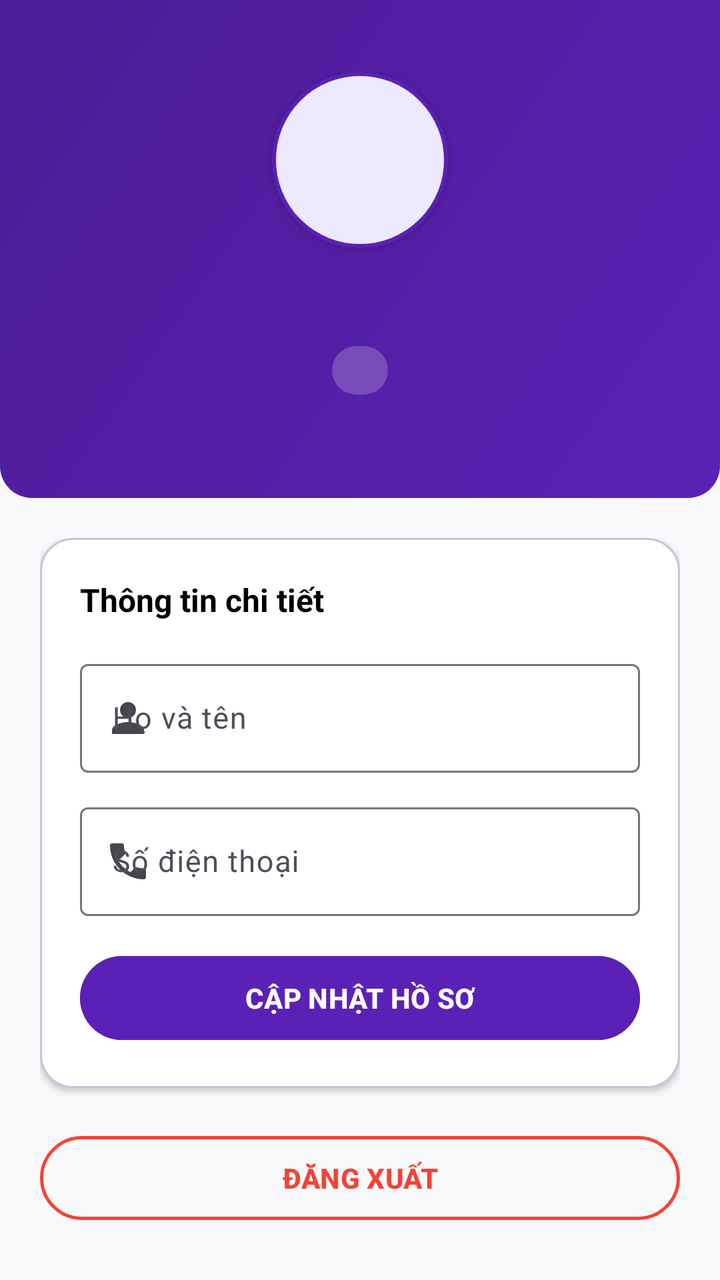
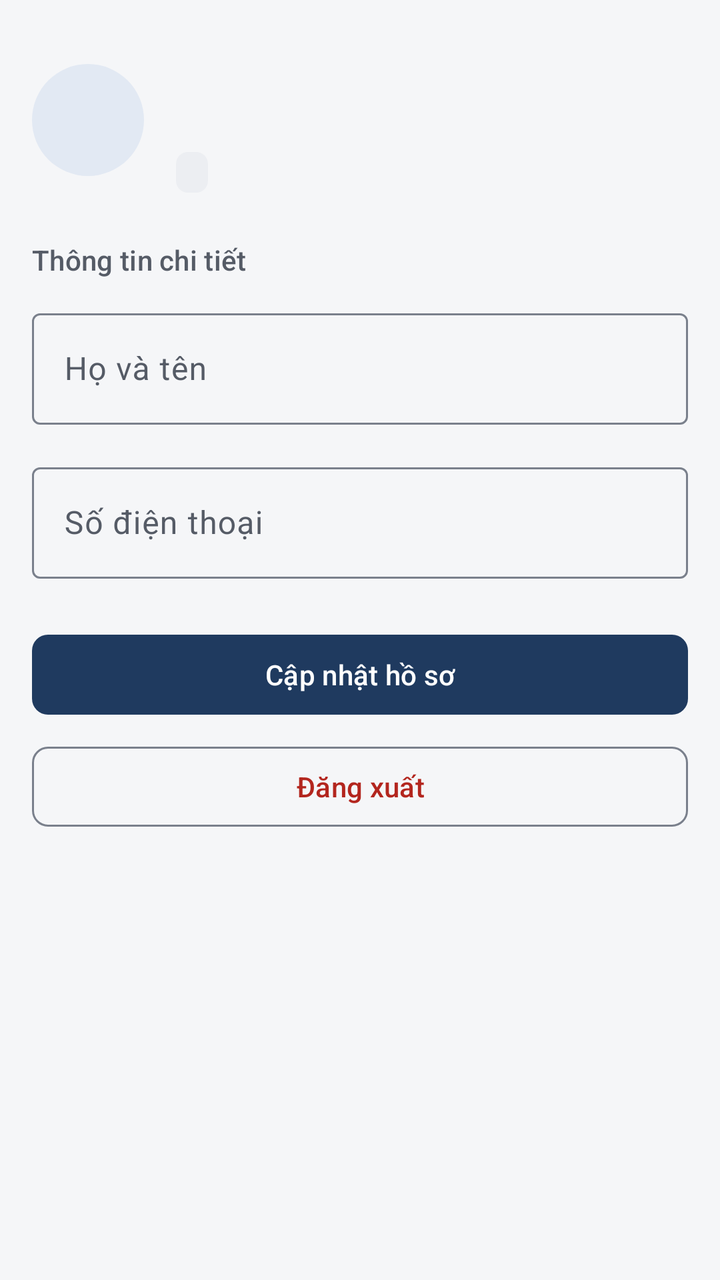

Two renders of the same Android screen: before a commit and after it. Below are the layout's source before the change and the commit's diff.
<!-- AndroidManifest.xml: application theme Theme.Kstudy -->
<!-- res/layout/fragment_profile.xml -->
<?xml version="1.0" encoding="utf-8"?>
<ScrollView xmlns:android="http://schemas.android.com/apk/res/android"
    xmlns:app="http://schemas.android.com/apk/res-auto"
    android:layout_width="match_parent"
    android:layout_height="match_parent"
    android:background="@color/background"
    android:fillViewport="true">

    <LinearLayout
        android:layout_width="match_parent"
        android:layout_height="wrap_content"
        android:orientation="vertical">

        
        <LinearLayout
            android:layout_width="match_parent"
            android:layout_height="wrap_content"
            android:background="@drawable/bg_gradient_blue"
            android:gravity="center_horizontal"
            android:orientation="vertical"
            android:paddingTop="36dp"
            android:paddingBottom="28dp">

            <TextView
                android:id="@+id/tvProfileInitials"
                android:layout_width="88dp"
                android:layout_height="88dp"
                android:background="@drawable/bg_circle_avatar"
                android:elevation="4dp"
                android:gravity="center"
                android:textColor="@color/on_primary_container"
                android:textSize="32sp"
                android:textStyle="bold" />

            <TextView
                android:id="@+id/tvProfileFullName"
                android:layout_width="wrap_content"
                android:layout_height="wrap_content"
                android:layout_marginTop="14dp"
                android:textColor="@color/white"
                android:textSize="20sp"
                android:textStyle="bold" />

            <TextView
                android:id="@+id/tvProfileRole"
                android:layout_width="wrap_content"
                android:layout_height="wrap_content"
                android:layout_marginTop="8dp"
                android:background="@drawable/bg_chip_role"
                android:paddingHorizontal="14dp"
                android:paddingVertical="4dp"
                android:textColor="@color/white"
                android:textSize="12sp"
                android:textStyle="bold" />

            <TextView
                android:id="@+id/tvProfileUsername"
                android:layout_width="wrap_content"
                android:layout_height="wrap_content"
                android:layout_marginTop="6dp"
                android:textColor="@color/primary_container"
                android:textSize="13sp" />
        </LinearLayout>

        
        <LinearLayout
            android:layout_width="match_parent"
            android:layout_height="wrap_content"
            android:orientation="vertical"
            android:padding="20dp">

            <LinearLayout
                android:layout_width="match_parent"
                android:layout_height="wrap_content"
                android:background="@drawable/bg_card"
                android:orientation="vertical"
                android:padding="20dp"
                android:elevation="2dp">

                <TextView
                    android:layout_width="wrap_content"
                    android:layout_height="wrap_content"
                    android:layout_marginBottom="16dp"
                    android:text="Thông tin chi tiết"
                    android:textColor="@color/black"
                    android:textSize="16sp"
                    android:textStyle="bold" />

                
                <com.google.android.material.textfield.TextInputLayout
                    android:layout_width="match_parent"
                    android:layout_height="wrap_content"
                    android:layout_marginBottom="12dp"
                    android:hint="Họ và tên"
                    android:textColorHint="#4A4F5A"
                    app:startIconDrawable="@drawable/ic_profile"
                    style="@style/Widget.Material3.TextInputLayout.OutlinedBox">

                    <com.google.android.material.textfield.TextInputEditText
                        android:id="@+id/etProfileName"
                        android:layout_width="match_parent"
                        android:layout_height="wrap_content"
                        android:inputType="textPersonName"
                        android:singleLine="true"
                        android:textColor="@color/black"
                        android:textSize="15sp" />
                </com.google.android.material.textfield.TextInputLayout>

                
                <com.google.android.material.textfield.TextInputLayout
                    android:layout_width="match_parent"
                    android:layout_height="wrap_content"
                    android:layout_marginBottom="16dp"
                    android:hint="Số điện thoại"
                    android:textColorHint="#4A4F5A"
                    app:startIconDrawable="@drawable/ic_phone"
                    style="@style/Widget.Material3.TextInputLayout.OutlinedBox">

                    <com.google.android.material.textfield.TextInputEditText
                        android:id="@+id/etProfilePhone"
                        android:layout_width="match_parent"
                        android:layout_height="wrap_content"
                        android:inputType="phone"
                        android:singleLine="true"
                        android:textColor="@color/black"
                        android:textSize="15sp" />
                </com.google.android.material.textfield.TextInputLayout>

                
                <Button
                    android:id="@+id/btnUpdateProfile"
                    style="@style/Widget.Material3.Button"
                    android:layout_width="match_parent"
                    android:layout_height="50dp"
                    android:backgroundTint="@color/primary"
                    android:text="CẬP NHẬT HỒ SƠ"
                    android:textColor="@color/white"
                    android:textStyle="bold" />
            </LinearLayout>

            
            <Button
                android:id="@+id/btnLogout"
                style="@style/Widget.Material3.Button.OutlinedButton"
                android:layout_width="match_parent"
                android:layout_height="50dp"
                android:layout_marginTop="20dp"
                app:strokeColor="@color/absent"
                app:strokeWidth="1.5dp"
                android:text="ĐĂNG XUẤT"
                android:textColor="@color/absent"
                android:textStyle="bold" />
        </LinearLayout>
    </LinearLayout>
</ScrollView>
<!-- resources referenced by this layout -->
<resources>
  <color name="absent">#F44336</color>
  <color name="background">#F8F9FB</color>
  <color name="black">#FF000000</color>
  <color name="on_primary_container">#2E1065</color>
  <color name="primary">#5B21B6</color>
  <color name="primary_container">#EDE9FE</color>
  <color name="white">#FFFFFFFF</color>
  <!-- drawable bg_card (drawable) -->
  <?xml version="1.0" encoding="utf-8"?>
  <shape xmlns:android="http://schemas.android.com/apk/res/android"
      android:shape="rectangle">
      <solid android:color="@color/surface" />
      <corners android:radius="16dp" />
      <stroke
          android:width="1dp"
          android:color="@color/outline_variant" />
  </shape>
  <!-- drawable bg_chip_role (drawable) -->
  <?xml version="1.0" encoding="utf-8"?>
  <shape xmlns:android="http://schemas.android.com/apk/res/android"
      android:shape="rectangle">
      <solid android:color="#33FFFFFF" />
      <corners android:radius="999dp" />
  </shape>
  <!-- drawable bg_circle_avatar (drawable) -->
  <?xml version="1.0" encoding="utf-8"?>
  <shape xmlns:android="http://schemas.android.com/apk/res/android"
      android:shape="oval">
      <solid android:color="@color/primary_container" />
      <stroke
          android:width="2dp"
          android:color="@color/primary" />
  </shape>
  <!-- drawable bg_gradient_blue (drawable) -->
  <?xml version="1.0" encoding="utf-8"?>
  <shape xmlns:android="http://schemas.android.com/apk/res/android"
      android:shape="rectangle">
      <gradient
          android:angle="135"
          android:endColor="@color/primary_dark"
          android:startColor="@color/primary" />
      <corners
          android:bottomLeftRadius="16dp"
          android:bottomRightRadius="16dp" />
  </shape>
  <!-- drawable ic_phone (drawable) -->
  <vector xmlns:android="http://schemas.android.com/apk/res/android"
      android:width="24dp"
      android:height="24dp"
      android:viewportWidth="24"
      android:viewportHeight="24">
      <path
          android:fillColor="#FF000000"
          android:pathData="M6.62,10.79c1.44,2.83 3.76,5.14 6.59,6.59l2.2,-2.2c0.27,-0.27 0.67,-0.36 1.02,-0.24 1.12,0.37 2.33,0.57 3.57,0.57 0.55,0 1,0.45 1,1V20c0,0.55 -0.45,1 -1,1 -9.39,0 -17,-7.61 -17,-17 0,-0.55 0.45,-1 1,-1H9c0.55,0 1,0.45 1,1 0,1.25 0.2,2.45 0.57,3.57 0.11,0.35 0.03,0.75 -0.25,1.02l-2.2,2.2z"/>
  </vector>
  <!-- drawable ic_profile (drawable) -->
  <vector xmlns:android="http://schemas.android.com/apk/res/android"
      android:width="24dp"
      android:height="24dp"
      android:viewportWidth="24"
      android:viewportHeight="24">
      <path
          android:fillColor="#FF000000"
          android:pathData="M12,12c2.21,0 4,-1.79 4,-4s-1.79,-4 -4,-4 -4,1.79 -4,4 1.79,4 4,4zM12,14c-2.67,0 -8,1.34 -8,4v2h16v-2c0,-2.66 -5.33,-4 -8,-4z"/>
  </vector>
  <color name="outline_variant">#C3C6D6</color>
  <color name="primary_dark">#4C1D95</color>
  <style name="Base.Theme.Kstudy" parent="Theme.Material3.Light.NoActionBar">
          
          <item name="colorPrimary">@color/primary</item>
          <item name="colorOnPrimary">@color/white</item>
      </style>
  <!-- unchanged entries left out for length: 2 -->
</resources>

<!-- the commit's change to res/layout/fragment_profile.xml (unified diff, before → after) -->
@@ -1,155 +1,109 @@
 <?xml version="1.0" encoding="utf-8"?>
 <ScrollView xmlns:android="http://schemas.android.com/apk/res/android"
-    xmlns:app="http://schemas.android.com/apk/res-auto"
     android:layout_width="match_parent"
     android:layout_height="match_parent"
-    android:background="@color/background"
+    android:background="?android:attr/colorBackground"
     android:fillViewport="true">
 
     <LinearLayout
         android:layout_width="match_parent"
         android:layout_height="wrap_content"
-        android:orientation="vertical">
+        android:orientation="vertical"
+        android:paddingHorizontal="@dimen/screen_padding"
+        android:paddingTop="24dp"
+        android:paddingBottom="24dp">
 
         
         <LinearLayout
             android:layout_width="match_parent"
             android:layout_height="wrap_content"
-            android:background="@drawable/bg_gradient_blue"
-            android:gravity="center_horizontal"
-            android:orientation="vertical"
-            android:paddingTop="36dp"
-            android:paddingBottom="28dp">
+            android:gravity="center_vertical"
+            android:orientation="horizontal">
 
             <TextView
                 android:id="@+id/tvProfileInitials"
-                android:layout_width="88dp"
-                android:layout_height="88dp"
-                android:background="@drawable/bg_circle_avatar"
-                android:elevation="4dp"
-                android:gravity="center"
-                android:textColor="@color/on_primary_container"
-                android:textSize="32sp"
-                android:textStyle="bold" />
+                style="@style/Widget.Kstudy.Avatar"
+                android:layout_width="56dp"
+                android:layout_height="56dp"
+                android:textAppearance="@style/TextAppearance.Kstudy.ItemTitle"
+                android:textColor="?attr/colorOnPrimaryContainer" />
 
-            <TextView
-                android:id="@+id/tvProfileFullName"
-                android:layout_width="wrap_content"
+            <LinearLayout
+                android:layout_width="0dp"
                 android:layout_height="wrap_content"
-                android:layout_marginTop="14dp"
-                android:textColor="@color/white"
-                android:textSize="20sp"
-                android:textStyle="bold" />
+                android:layout_marginStart="16dp"
+                android:layout_weight="1"
+                android:orientation="vertical">
 
-            <TextView
-                android:id="@+id/tvProfileRole"
-                android:layout_width="wrap_content"
-                android:layout_height="wrap_content"
-                android:layout_marginTop="8dp"
-                android:background="@drawable/bg_chip_role"
-                android:paddingHorizontal="14dp"
-                android:paddingVertical="4dp"
-                android:textColor="@color/white"
-                android:textSize="12sp"
-                android:textStyle="bold" />
+                <TextView
+                    android:id="@+id/tvProfileFullName"
+                    android:layout_width="wrap_content"
+                    android:layout_height="wrap_content"
+                    android:textAppearance="@style/TextAppearance.Kstudy.Title" />
 
-            <TextView
-                android:id="@+id/tvProfileUsername"
-                android:layout_width="wrap_content"
-                android:layout_height="wrap_content"
-                android:layout_marginTop="6dp"
-                android:textColor="@color/primary_container"
-                android:textSize="13sp" />
+                <TextView
+                    android:id="@+id/tvProfileUsername"
+                    android:layout_width="wrap_content"
+                    android:layout_height="wrap_content"
+                    android:textAppearance="@style/TextAppearance.Kstudy.Body.Secondary" />
+
+                <TextView
+                    android:id="@+id/tvProfileRole"
+                    style="@style/Widget.Kstudy.StatusTag"
+                    android:layout_marginTop="6dp"
+                    android:textColor="?attr/colorOnSurfaceVariant" />
+            </LinearLayout>
         </LinearLayout>
 
-        
-        <LinearLayout
+        <TextView
+            style="@style/Widget.Kstudy.SectionHeader"
+            android:layout_marginBottom="12dp"
+            android:text="Thông tin chi tiết" />
+
+        <com.google.android.material.textfield.TextInputLayout
+            android:id="@+id/tilProfileName"
+            style="@style/Widget.Material3.TextInputLayout.OutlinedBox"
             android:layout_width="match_parent"
             android:layout_height="wrap_content"
-            android:orientation="vertical"
-            android:padding="20dp">
+            android:hint="Họ và tên">
 
-            <LinearLayout
+            <com.google.android.material.textfield.TextInputEditText
+                android:id="@+id/etProfileName"
                 android:layout_width="match_parent"
                 android:layout_height="wrap_content"
-                android:background="@drawable/bg_card"
-                android:orientation="vertical"
-                android:padding="20dp"
-                android:elevation="2dp">
+                android:inputType="textPersonName|textCapWords"
+                android:maxLines="1" />
+        </com.google.android.material.textfield.TextInputLayout>
 
-                <TextView
-                    android:layout_width="wrap_content"
-                    android:layout_height="wrap_content"
-                    android:layout_marginBottom="16dp"
-                    android:text="Thông tin chi tiết"
-                    android:textColor="@color/black"
-                    android:textSize="16sp"
-                    android:textStyle="bold" />
+        <com.google.android.material.textfield.TextInputLayout
+            style="@style/Widget.Material3.TextInputLayout.OutlinedBox"
+            android:layout_width="match_parent"
+            android:layout_height="wrap_content"
+            android:layout_marginTop="16dp"
+            android:hint="Số điện thoại">
 
-                
-                <com.google.android.material.textfield.TextInputLayout
-                    android:layout_width="match_parent"
-                    android:layout_height="wrap_content"
-                    android:layout_marginBottom="12dp"
-                    android:hint="Họ và tên"
-                    android:textColorHint="#4A4F5A"
-                    app:startIconDrawable="@drawable/ic_profile"
-                    style="@style/Widget.Material3.TextInputLayout.OutlinedBox">
+            <com.google.android.material.textfield.TextInputEditText
+                android:id="@+id/etProfilePhone"
+                android:layout_width="match_parent"
+                android:layout_height="wrap_content"
+                android:inputType="phone"
+                android:maxLines="1" />
+        </com.google.android.material.textfield.TextInputLayout>
 
-                    <com.google.android.material.textfield.TextInputEditText
-                        android:id="@+id/etProfileName"
-                        android:layout_width="match_parent"
-                        android:layout_height="wrap_content"
-                        android:inputType="textPersonName"
-                        android:singleLine="true"
-                        android:textColor="@color/black"
-                        android:textSize="15sp" />
-                </com.google.android.material.textfield.TextInputLayout>
+        <Button
+            android:id="@+id/btnUpdateProfile"
+            android:layout_width="match_parent"
+            android:layout_height="wrap_content"
+            android:layout_marginTop="24dp"
+            android:text="Cập nhật hồ sơ" />
 
-                
-                <com.google.android.material.textfield.TextInputLayout
-                    android:layout_width="match_parent"
-                    android:layout_height="wrap_content"
-                    android:layout_marginBottom="16dp"
-                    android:hint="Số điện thoại"
-                    android:textColorHint="#4A4F5A"
-                    app:startIconDrawable="@drawable/ic_phone"
-                    style="@style/Widget.Material3.TextInputLayout.OutlinedBox">
-
-                    <com.google.android.material.textfield.TextInputEditText
-                        android:id="@+id/etProfilePhone"
-                        android:layout_width="match_parent"
-                        android:layout_height="wrap_content"
-                        android:inputType="phone"
-                        android:singleLine="true"
-                        android:textColor="@color/black"
-                        android:textSize="15sp" />
-                </com.google.android.material.textfield.TextInputLayout>
-
-                
-                <Button
-                    android:id="@+id/btnUpdateProfile"
-                    style="@style/Widget.Material3.Button"
-                    android:layout_width="match_parent"
-                    android:layout_height="50dp"
-                    android:backgroundTint="@color/primary"
-                    android:text="CẬP NHẬT HỒ SƠ"
-                    android:textColor="@color/white"
-                    android:textStyle="bold" />
-            </LinearLayout>
-
-            
-            <Button
-                android:id="@+id/btnLogout"
-                style="@style/Widget.Material3.Button.OutlinedButton"
-                android:layout_width="match_parent"
-                android:layout_height="50dp"
-                android:layout_marginTop="20dp"
-                app:strokeColor="@color/absent"
-                app:strokeWidth="1.5dp"
-                android:text="ĐĂNG XUẤT"
-                android:textColor="@color/absent"
-                android:textStyle="bold" />
-        </LinearLayout>
+        <Button
+            android:id="@+id/btnLogout"
+            style="@style/Widget.Kstudy.Button.Outlined"
+            android:layout_width="match_parent"
+            android:layout_height="wrap_content"
+            android:layout_marginTop="8dp"
+            android:text="Đăng xuất"
+            android:textColor="@color/danger_text" />
     </LinearLayout>
 </ScrollView>
<!-- resource entries referenced after the edit -->
@@ -1,76 +1,170 @@
 <!-- resources referenced by this layout -->
 <resources>
-  <color name="absent">#F44336</color>
-  <color name="background">#F8F9FB</color>
-  <color name="black">#FF000000</color>
-  <color name="on_primary_container">#2E1065</color>
-  <color name="primary">#5B21B6</color>
-  <color name="primary_container">#EDE9FE</color>
-  <color name="white">#FFFFFFFF</color>
-  <!-- drawable bg_card (drawable) -->
-  <?xml version="1.0" encoding="utf-8"?>
-  <shape xmlns:android="http://schemas.android.com/apk/res/android"
-      android:shape="rectangle">
-      <solid android:color="@color/surface" />
-      <corners android:radius="16dp" />
-      <stroke
-          android:width="1dp"
-          android:color="@color/outline_variant" />
-  </shape>
-  <!-- drawable bg_chip_role (drawable) -->
-  <?xml version="1.0" encoding="utf-8"?>
-  <shape xmlns:android="http://schemas.android.com/apk/res/android"
-      android:shape="rectangle">
-      <solid android:color="#33FFFFFF" />
-      <corners android:radius="999dp" />
-  </shape>
+  <dimen name="screen_padding">16dp</dimen>
+  <style name="TextAppearance.Kstudy.Body.Secondary">
+          <item name="android:textColor">?attr/colorOnSurfaceVariant</item>
+      </style>
+  <style name="TextAppearance.Kstudy.ItemTitle" parent="TextAppearance.Material3.TitleMedium">
+          <item name="android:textColor">?attr/colorOnSurface</item>
+      </style>
+  <style name="TextAppearance.Kstudy.Title" parent="TextAppearance.Material3.TitleLarge">
+          <item name="android:textSize">20sp</item>
+          <item name="android:fontFamily">sans-serif-medium</item>
+          <item name="fontFamily">sans-serif-medium</item>
+          <item name="android:textColor">?attr/colorOnSurface</item>
+      </style>
+  <style name="Widget.Kstudy.Avatar" parent="">
+          <item name="android:layout_width">40dp</item>
+          <item name="android:layout_height">40dp</item>
+          <item name="android:background">@drawable/bg_circle_avatar</item>
+          <item name="android:gravity">center</item>
+          <item name="android:textAppearance">@style/TextAppearance.Kstudy.Label</item>
+          <item name="android:textColor">?attr/colorOnPrimaryContainer</item>
+      </style>
+  <style name="Widget.Kstudy.Button.Outlined" parent="Widget.Material3.Button.OutlinedButton">
+          <item name="shapeAppearanceOverlay">@style/ShapeAppearanceOverlay.Kstudy.Control</item>
+      </style>
+  <style name="Widget.Kstudy.SectionHeader" parent="">
+          <item name="android:layout_width">wrap_content</item>
+          <item name="android:layout_height">wrap_content</item>
+          <item name="android:layout_marginTop">24dp</item>
+          <item name="android:layout_marginBottom">8dp</item>
+          <item name="android:textAppearance">@style/TextAppearance.Kstudy.Section</item>
+      </style>
+  <style name="Widget.Kstudy.StatusTag" parent="">
+          <item name="android:layout_width">wrap_content</item>
+          <item name="android:layout_height">wrap_content</item>
+          <item name="android:background">@drawable/bg_chip_status</item>
+          <item name="android:paddingStart">8dp</item>
+          <item name="android:paddingEnd">8dp</item>
+          <item name="android:paddingTop">2dp</item>
+          <item name="android:paddingBottom">2dp</item>
+          <item name="android:textAppearance">@style/TextAppearance.Kstudy.Label</item>
+      </style>
+  <color name="background">#F5F6F8</color>
+  <color name="on_surface">#1B1D21</color>
+  <color name="text_secondary">#555B66</color>
+  <color name="surface_inverse">#2F3237</color>
+  <color name="on_surface_inverse">#F1F2F4</color>
+  <color name="surface_dim">#DCDEE3</color>
+  <color name="surface_container_low">#F5F6F8</color>
+  <color name="surface_container_high">#E4E7EC</color>
+  <color name="outline">#7A808C</color>
+  <color name="on_primary_container">#14263F</color>
+  <color name="primary_inverse">#A9C1E3</color>
+  <color name="secondary">#56606E</color>
+  <color name="secondary_container">#E7EAEF</color>
+  <color name="on_secondary_container">#1C2430</color>
+  <color name="primary">#1F3A5F</color>
+  <color name="on_primary">#FFFFFF</color>
+  <color name="primary_container">#E2E9F3</color>
+  <dimen name="radius_control">8dp</dimen>
+  <color name="surface_container">#ECEEF2</color>
+  <dimen name="radius_tag">6dp</dimen>
   <!-- drawable bg_circle_avatar (drawable) -->
   <?xml version="1.0" encoding="utf-8"?>
   <shape xmlns:android="http://schemas.android.com/apk/res/android"
       android:shape="oval">
       <solid android:color="@color/primary_container" />
-      <stroke
-          android:width="2dp"
-          android:color="@color/primary" />
   </shape>
-  <!-- drawable bg_gradient_blue (drawable) -->
+  <style name="TextAppearance.Kstudy.Label" parent="TextAppearance.Material3.LabelMedium">
+          <item name="android:textColor">?attr/colorOnSurface</item>
+      </style>
+  <style name="ShapeAppearanceOverlay.Kstudy.Control" parent="">
+          <item name="cornerFamily">rounded</item>
+          <item name="cornerSize">@dimen/radius_control</item>
+      </style>
+  <style name="TextAppearance.Kstudy.Section" parent="TextAppearance.Material3.TitleSmall">
+          <item name="android:textColor">?attr/colorOnSurfaceVariant</item>
+      </style>
+  <!-- drawable bg_chip_status (drawable) -->
   <?xml version="1.0" encoding="utf-8"?>
   <shape xmlns:android="http://schemas.android.com/apk/res/android"
       android:shape="rectangle">
-      <gradient
-          android:angle="135"
-          android:endColor="@color/primary_dark"
-          android:startColor="@color/primary" />
-      <corners
-          android:bottomLeftRadius="16dp"
-          android:bottomRightRadius="16dp" />
+      <solid android:color="@color/surface_container" />
+      <corners android:radius="@dimen/radius_tag" />
   </shape>
-  <!-- drawable ic_phone (drawable) -->
-  <vector xmlns:android="http://schemas.android.com/apk/res/android"
-      android:width="24dp"
-      android:height="24dp"
-      android:viewportWidth="24"
-      android:viewportHeight="24">
-      <path
-          android:fillColor="#FF000000"
-          android:pathData="M6.62,10.79c1.44,2.83 3.76,5.14 6.59,6.59l2.2,-2.2c0.27,-0.27 0.67,-0.36 1.02,-0.24 1.12,0.37 2.33,0.57 3.57,0.57 0.55,0 1,0.45 1,1V20c0,0.55 -0.45,1 -1,1 -9.39,0 -17,-7.61 -17,-17 0,-0.55 0.45,-1 1,-1H9c0.55,0 1,0.45 1,1 0,1.25 0.2,2.45 0.57,3.57 0.11,0.35 0.03,0.75 -0.25,1.02l-2.2,2.2z"/>
-  </vector>
-  <!-- drawable ic_profile (drawable) -->
-  <vector xmlns:android="http://schemas.android.com/apk/res/android"
-      android:width="24dp"
-      android:height="24dp"
-      android:viewportWidth="24"
-      android:viewportHeight="24">
-      <path
-          android:fillColor="#FF000000"
-          android:pathData="M12,12c2.21,0 4,-1.79 4,-4s-1.79,-4 -4,-4 -4,1.79 -4,4 1.79,4 4,4zM12,14c-2.67,0 -8,1.34 -8,4v2h16v-2c0,-2.66 -5.33,-4 -8,-4z"/>
-  </vector>
-  <color name="outline_variant">#C3C6D6</color>
-  <color name="primary_dark">#4C1D95</color>
+  <color name="outline_variant">#DDE0E6</color>
+  <color name="error">#B3261E</color>
+  <color name="error_container">#FBEAE8</color>
+  <color name="on_error_container">#5F1410</color>
+  <dimen name="radius_container">12dp</dimen>
+  <style name="Widget.Kstudy.Button" parent="Widget.Material3.Button">
+          <item name="shapeAppearanceOverlay">@style/ShapeAppearanceOverlay.Kstudy.Control</item>
+      </style>
+  <style name="Widget.Kstudy.Button.Text" parent="Widget.Material3.Button.TextButton">
+          <item name="shapeAppearanceOverlay">@style/ShapeAppearanceOverlay.Kstudy.Control</item>
+          <item name="android:minWidth">56dp</item>
+      </style>
+  <style name="ThemeOverlay.Kstudy.MaterialAlertDialog" parent="ThemeOverlay.Material3.MaterialAlertDialog">
+          <item name="alertDialogStyle">@style/MaterialAlertDialog.Kstudy</item>
+          <item name="buttonBarPositiveButtonStyle">@style/Widget.Kstudy.Button.Text.Dialog</item>
+          <item name="buttonBarNegativeButtonStyle">@style/Widget.Kstudy.Button.Text.Dialog</item>
+          <item name="buttonBarNeutralButtonStyle">@style/Widget.Kstudy.Button.Text.Dialog.Flush</item>
+      </style>
+  <style name="MaterialAlertDialog.Kstudy" parent="MaterialAlertDialog.Material3">
+          <item name="backgroundTint">?attr/colorSurface</item>
+      </style>
+  <style name="Widget.Kstudy.Button.Text.Dialog" parent="Widget.Material3.Button.TextButton.Dialog">
+          <item name="shapeAppearanceOverlay">@style/ShapeAppearanceOverlay.Kstudy.Control</item>
+      </style>
+  <style name="Widget.Kstudy.Button.Text.Dialog.Flush">
+          <item name="android:layout_marginStart">0dp</item>
+          <item name="android:layout_marginLeft">0dp</item>
+      </style>
   <style name="Base.Theme.Kstudy" parent="Theme.Material3.Light.NoActionBar">
           
           <item name="colorPrimary">@color/primary</item>
-          <item name="colorOnPrimary">@color/white</item>
+          <item name="colorOnPrimary">@color/on_primary</item>
+          <item name="colorPrimaryContainer">@color/primary_container</item>
+          <item name="colorOnPrimaryContainer">@color/on_primary_container</item>
+          <item name="colorPrimaryInverse">@color/primary_inverse</item>
+          <item name="colorSecondary">@color/secondary</item>
+          <item name="colorOnSecondary">@color/on_primary</item>
+          <item name="colorSecondaryContainer">@color/secondary_container</item>
+          <item name="colorOnSecondaryContainer">@color/on_secondary_container</item>
+          <item name="colorTertiary">@color/secondary</item>
+          <item name="colorOnTertiary">@color/on_primary</item>
+          <item name="colorTertiaryContainer">@color/secondary_container</item>
+          <item name="colorOnTertiaryContainer">@color/on_secondary_container</item>
+          <item name="android:colorBackground">@color/background</item>
+          <item name="colorOnBackground">@color/on_surface</item>
+          <item name="colorSurface">@color/surface</item>
+          <item name="colorOnSurface">@color/on_surface</item>
+          <item name="colorSurfaceVariant">@color/surface_container</item>
+          <item name="colorOnSurfaceVariant">@color/text_secondary</item>
+          <item name="colorSurfaceInverse">@color/surface_inverse</item>
+          <item name="colorOnSurfaceInverse">@color/on_surface_inverse</item>
+          <item name="colorSurfaceBright">@color/surface</item>
+          <item name="colorSurfaceDim">@color/surface_dim</item>
+          <item name="colorSurfaceContainerLowest">@color/surface</item>
+          <item name="colorSurfaceContainerLow">@color/surface_container_low</item>
+          <item name="colorSurfaceContainer">@color/surface_container</item>
+          <item name="colorSurfaceContainerHigh">@color/surface_container_high</item>
+          <item name="colorSurfaceContainerHighest">@color/surface_container_high</item>
+          <item name="colorOutline">@color/outline</item>
+          <item name="colorOutlineVariant">@color/outline_variant</item>
+          <item name="colorError">@color/error</item>
+          <item name="colorOnError">@color/on_primary</item>
+          <item name="colorErrorContainer">@color/error_container</item>
+          <item name="colorOnErrorContainer">@color/on_error_container</item>
+  
+          
+          <item name="elevationOverlayEnabled">false</item>
+  
+          
+          <item name="shapeCornerSizeExtraSmall">@dimen/radius_control</item>
+          <item name="shapeCornerSizeSmall">@dimen/radius_control</item>
+          <item name="shapeCornerSizeMedium">@dimen/radius_container</item>
+          <item name="shapeCornerSizeLarge">@dimen/radius_container</item>
+          <item name="shapeCornerSizeLargeIncreased">@dimen/radius_container</item>
+          <item name="shapeCornerSizeExtraLarge">@dimen/radius_container</item>
+          <item name="shapeCornerSizeExtraLargeIncreased">@dimen/radius_container</item>
+  
+          <item name="materialButtonStyle">@style/Widget.Kstudy.Button</item>
+          <item name="materialButtonOutlinedStyle">@style/Widget.Kstudy.Button.Outlined</item>
+          <item name="borderlessButtonStyle">@style/Widget.Kstudy.Button.Text</item>
+          <item name="materialAlertDialogTheme">@style/ThemeOverlay.Kstudy.MaterialAlertDialog</item>
       </style>
   <!-- unchanged entries left out for length: 2 -->
 </resources>
